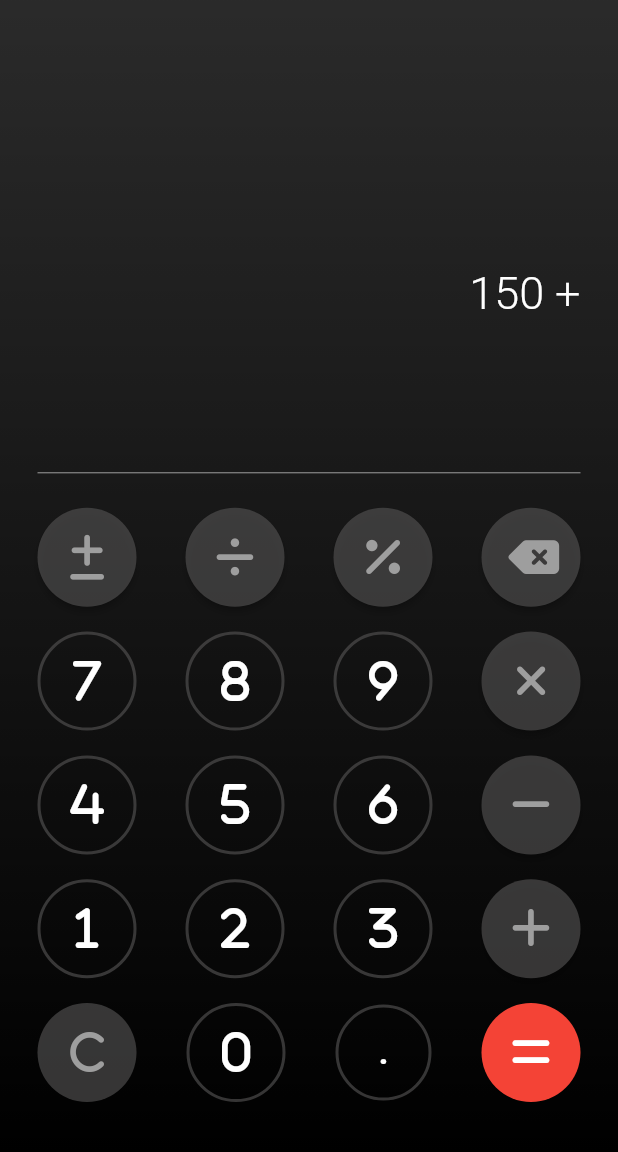
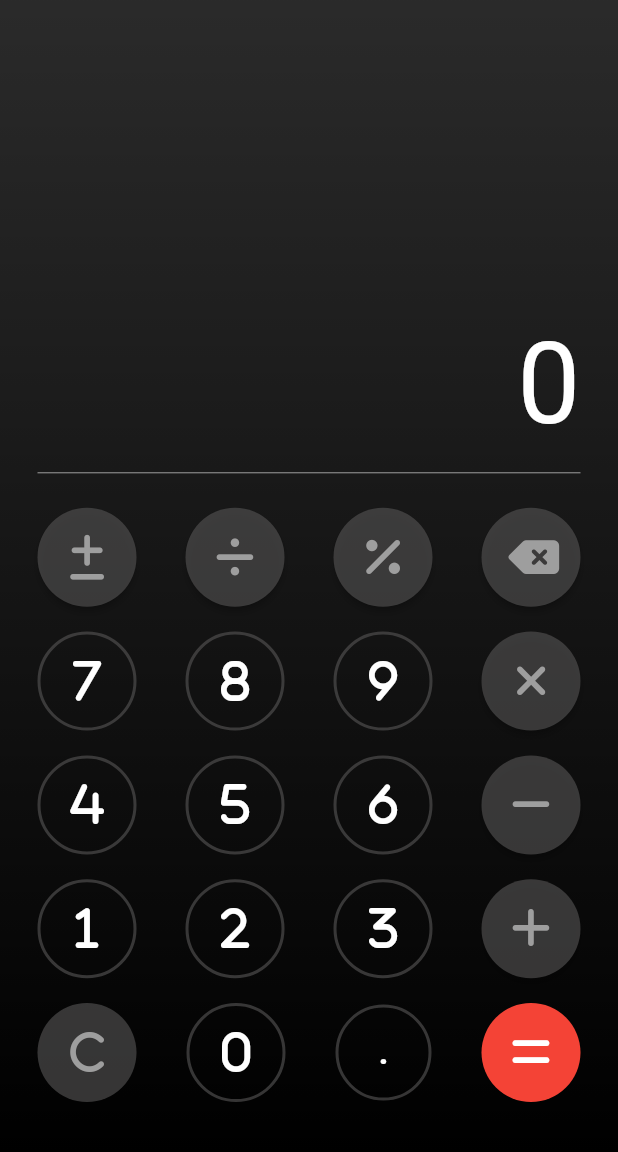
Before and after one commit to av-erencelik/flutter_calculator, a Flutter app: the screen it shows after launch, on a phone screen of 412 x 824 dp, the part 84-1236 px from its top. Run offline on Flutter 3.47's test engine with Material 2 defaults, Android fonts, the phone set to English and light mode, and no system bars; our stand-ins replace font_awesome_flutter.

Commit message:
added extra functions for handling clicks and added functionality for plus and minus operations

```diff
--- a/lib/calculator.dart
+++ b/lib/calculator.dart
@@ -12,14 +12,69 @@ class Calculator extends StatefulWidget {
 
 class _CalculatorState extends State<Calculator> {
   String firstParam = "";
+  String operator = "";
+  String secondParam = "";
+  void handleOperation() {
+    if (firstParam.isEmpty || operator.isEmpty || secondParam.isEmpty) {
+      return;
+    }
+    RegExp regex = RegExp(r'([.]*0)(?!.*\d)');
+    if (operator == "+") {
+      setState(() {
+        secondParam = (double.parse(firstParam) + double.parse(secondParam))
+            .toString()
+            .replaceAll(regex, "");
+        ;
+        firstParam = "";
+      });
+    } else if (operator == "-") {
+      setState(() {
+        secondParam = (double.parse(secondParam) - double.parse(firstParam))
+            .toString()
+            .replaceAll(regex, "");
+        ;
+        firstParam = "";
+      });
+    }
+  }
+
   void changeState(String key) {
     if (firstParam.isNotEmpty) {
-      if (firstParam[0] == "0" && key == "0") return;
+      if (firstParam == "0" && key == "0") return;
       if (firstParam.contains(".") && key == ".") return;
     }
 
     setState(() {
       firstParam = "$firstParam$key";
+    });
+  }
+
+  void deleteLastInput(String operation) {
+    if (firstParam.isNotEmpty) {
+      setState(() {
+        firstParam = firstParam.substring(0, firstParam.length - 1);
+      });
+    }
+  }
+
+  void handleOperatorOnPress(String operation) {
+    if (firstParam.isNotEmpty && secondParam.isEmpty) {
+      setState(() {
+        operator = operation;
+        secondParam = firstParam;
+        firstParam = "";
+      });
+    } else if (firstParam.isNotEmpty && secondParam.isNotEmpty) {
+      operator = operation;
+      handleOperation();
+    }
+  }
+
+  void clearAll(String operation) {
+    setState(() {
+      firstParam = "";
+      secondParam = "";
+      operator = "";
     });
   }
 
@@ -44,11 +99,16 @@ class _CalculatorState extends State<Calculator> {
           child: Column(
             children: [
               DisplayScreen(
-                latestParam: firstParam,
+                firstParam: firstParam,
+                secondParam: secondParam,
+                operator: operator,
               ),
               const Divider(color: Colors.grey, height: 30),
               KeyboardScreen(
                 changeState: changeState,
+                handleOperatorOnPress: handleOperatorOnPress,
+                deleteLastInput: deleteLastInput,
+                clearAll: clearAll,
               )
             ],
           ),
@@ -62,8 +122,14 @@ class KeyboardScreen extends StatelessWidget {
   const KeyboardScreen({
     super.key,
     required this.changeState,
+    required this.handleOperatorOnPress,
+    required this.deleteLastInput,
+    required this.clearAll,
   });
   final void Function(String) changeState;
+  final void Function(String) handleOperatorOnPress;
+  final void Function(String) deleteLastInput;
+  final void Function(String) clearAll;
   @override
   Widget build(BuildContext context) {
     return Expanded(
@@ -73,12 +139,35 @@ class KeyboardScreen extends StatelessWidget {
           width: double.infinity,
           child: Column(
             children: [
-              FirstRow(changeState: changeState),
-              SecondRow(changeState: changeState),
-              ThirdRow(changeState: changeState),
-              FourthRow(changeState: changeState),
+              FirstRow(
+                changeState: changeState,
+                handleOperatorOnPress: handleOperatorOnPress,
+                deleteLastInput: deleteLastInput,
+                clearAll: clearAll,
+              ),
+              SecondRow(
+                changeState: changeState,
+                handleOperatorOnPress: handleOperatorOnPress,
+                deleteLastInput: deleteLastInput,
+                clearAll: clearAll,
+              ),
+              ThirdRow(
+                changeState: changeState,
+                handleOperatorOnPress: handleOperatorOnPress,
+                deleteLastInput: deleteLastInput,
+                clearAll: clearAll,
+              ),
+              FourthRow(
+                changeState: changeState,
+                handleOperatorOnPress: handleOperatorOnPress,
+                deleteLastInput: deleteLastInput,
+                clearAll: clearAll,
+              ),
               FifthRow(
                 changeState: changeState,
+                handleOperatorOnPress: handleOperatorOnPress,
+                deleteLastInput: deleteLastInput,
+                clearAll: clearAll,
               ),
             ],
           ),
@@ -90,16 +179,24 @@ class FifthRow extends StatelessWidget {
   const FifthRow({
     super.key,
     required this.changeState,
+    required this.handleOperatorOnPress,
+    required this.deleteLastInput,
+    required this.clearAll,
   });
   final void Function(String) changeState;
+  final void Function(String) handleOperatorOnPress;
+  final void Function(String) deleteLastInput;
+  final void Function(String) clearAll;
   @override
   Widget build(BuildContext context) {
     return Expanded(
         child: Row(
       mainAxisAlignment: MainAxisAlignment.spaceBetween,
       children: [
-        const OperatorButton(
+        OperatorButton(
           operatorIcon: FontAwesomeIcons.c,
+          operatorString: "clear",
+          handleOperatorOnPress: clearAll,
         ),
         NumbersButton(
             numberIcon: FontAwesomeIcons.zero,
@@ -108,11 +205,12 @@ class FifthRow extends StatelessWidget {
         DotButton(
           changeState: changeState,
         ),
-        const OperatorButton(
-          operatorIcon: FontAwesomeIcons.equals,
-          operatorColor: Colors.white,
-          operatorBackgroundColor: Colors.red,
-        ),
+        OperatorButton(
+            operatorIcon: FontAwesomeIcons.equals,
+            operatorColor: Colors.white,
+            operatorBackgroundColor: Colors.red,
+            operatorString: "=",
+            handleOperatorOnPress: handleOperatorOnPress),
       ],
     ));
   }
@@ -122,9 +220,14 @@ class FourthRow extends StatelessWidget {
   const FourthRow({
     super.key,
     required this.changeState,
+    required this.handleOperatorOnPress,
+    required this.deleteLastInput,
+    required this.clearAll,
   });
   final void Function(String) changeState;
-
+  final void Function(String) handleOperatorOnPress;
+  final void Function(String) deleteLastInput;
+  final void Function(String) clearAll;
   @override
   Widget build(BuildContext context) {
     return Expanded(
@@ -143,7 +246,10 @@ class FourthRow extends StatelessWidget {
             numberIcon: FontAwesomeIcons.three,
             changeState: changeState,
             numberString: "3"),
-        const OperatorButton(operatorIcon: FontAwesomeIcons.plus),
+        OperatorButton(
+            operatorIcon: FontAwesomeIcons.plus,
+            operatorString: "+",
+            handleOperatorOnPress: handleOperatorOnPress),
       ],
     ));
   }
@@ -153,9 +259,14 @@ class ThirdRow extends StatelessWidget {
   const ThirdRow({
     super.key,
     required this.changeState,
+    required this.handleOperatorOnPress,
+    required this.deleteLastInput,
+    required this.clearAll,
   });
   final void Function(String) changeState;
-
+  final void Function(String) handleOperatorOnPress;
+  final void Function(String) deleteLastInput;
+  final void Function(String) clearAll;
   @override
   Widget build(BuildContext context) {
     return Expanded(
@@ -174,7 +285,10 @@ class ThirdRow extends StatelessWidget {
             numberIcon: FontAwesomeIcons.six,
             changeState: changeState,
             numberString: "6"),
-        const OperatorButton(operatorIcon: FontAwesomeIcons.minus),
+        OperatorButton(
+            operatorIcon: FontAwesomeIcons.minus,
+            operatorString: "-",
+            handleOperatorOnPress: handleOperatorOnPress),
       ],
     ));
   }
@@ -184,9 +298,14 @@ class SecondRow extends StatelessWidget {
   const SecondRow({
     super.key,
     required this.changeState,
+    required this.handleOperatorOnPress,
+    required this.deleteLastInput,
+    required this.clearAll,
   });
   final void Function(String) changeState;
-
+  final void Function(String) handleOperatorOnPress;
+  final void Function(String) deleteLastInput;
+  final void Function(String) clearAll;
   @override
   Widget build(BuildContext context) {
     return Expanded(
@@ -206,7 +325,10 @@ class SecondRow extends StatelessWidget {
           changeState: changeState,
           numberString: "9",
         ),
-        const OperatorButton(operatorIcon: FontAwesomeIcons.xmark),
+        OperatorButton(
+            operatorIcon: FontAwesomeIcons.xmark,
+            operatorString: "x",
+            handleOperatorOnPress: handleOperatorOnPress),
       ],
     ));
   }
@@ -216,19 +338,36 @@ class FirstRow extends StatelessWidget {
   const FirstRow({
     super.key,
     required this.changeState,
+    required this.handleOperatorOnPress,
+    required this.deleteLastInput,
+    required this.clearAll,
   });
   final void Function(String) changeState;
-
+  final void Function(String) handleOperatorOnPress;
+  final void Function(String) deleteLastInput;
+  final void Function(String) clearAll;
   @override
   Widget build(BuildContext context) {
     return Expanded(
         child: Row(
       mainAxisAlignment: MainAxisAlignment.spaceBetween,
-      children: const [
-        OperatorButton(operatorIcon: FontAwesomeIcons.plusMinus),
-        OperatorButton(operatorIcon: FontAwesomeIcons.divide),
-        OperatorButton(operatorIcon: FontAwesomeIcons.percent),
-        OperatorButton(operatorIcon: FontAwesomeIcons.deleteLeft),
+      children: [
+        OperatorButton(
+            operatorIcon: FontAwesomeIcons.plusMinus,
+            operatorString: "plus-minus",
+            handleOperatorOnPress: handleOperatorOnPress),
+        OperatorButton(
+            operatorIcon: FontAwesomeIcons.divide,
+            operatorString: "/",
+            handleOperatorOnPress: handleOperatorOnPress),
+        OperatorButton(
+            operatorIcon: FontAwesomeIcons.percent,
+            operatorString: "%",
+            handleOperatorOnPress: handleOperatorOnPress),
+        OperatorButton(
+            operatorIcon: FontAwesomeIcons.deleteLeft,
+            operatorString: "delete",
+            handleOperatorOnPress: deleteLastInput),
       ],
     ));
   }
@@ -237,9 +376,13 @@ class FirstRow extends StatelessWidget {
 class DisplayScreen extends StatelessWidget {
   const DisplayScreen({
     super.key,
-    required this.latestParam,
+    required this.firstParam,
+    required this.operator,
+    required this.secondParam,
   });
-  final String latestParam;
+  final String firstParam;
+  final String operator;
+  final String secondParam;
   @override
   Widget build(BuildContext context) {
     return Expanded(
@@ -255,14 +398,19 @@ class DisplayScreen extends StatelessWidget {
               crossAxisAlignment: CrossAxisAlignment.end,
               children: [
                 Text(
-                  '150 +',
+                  '$secondParam $operator',
                   style: Theme.of(context).textTheme.headlineSmall,
                   textAlign: TextAlign.end,
                 ),
-                Text(
-                  latestParam,
-                  style: Theme.of(context).textTheme.headlineLarge,
-                )
+                firstParam.isEmpty
+                    ? Text(
+                        "0",
+                        style: Theme.of(context).textTheme.headlineLarge,
+                      )
+                    : Text(
+                        firstParam,
+                        style: Theme.of(context).textTheme.headlineLarge,
+                      )
               ],
             )
           ],
@@ -321,15 +469,19 @@ class OperatorButton extends StatelessWidget {
     required this.operatorIcon,
     this.operatorColor = Colors.grey,
     this.operatorBackgroundColor = const Color.fromARGB(168, 81, 80, 80),
+    required this.handleOperatorOnPress,
+    required this.operatorString,
   });
 
   final IconData operatorIcon;
+  final void Function(String) handleOperatorOnPress;
+  final String operatorString;
   final Color? operatorColor;
   final Color? operatorBackgroundColor;
   @override
   Widget build(BuildContext context) {
     return ElevatedButton(
-        onPressed: () {},
+        onPressed: () => handleOperatorOnPress(operatorString),
         style: Theme.of(context).elevatedButtonTheme.style?.copyWith(
             backgroundColor: MaterialStatePropertyAll(operatorBackgroundColor)),
         child: Icon(
```
